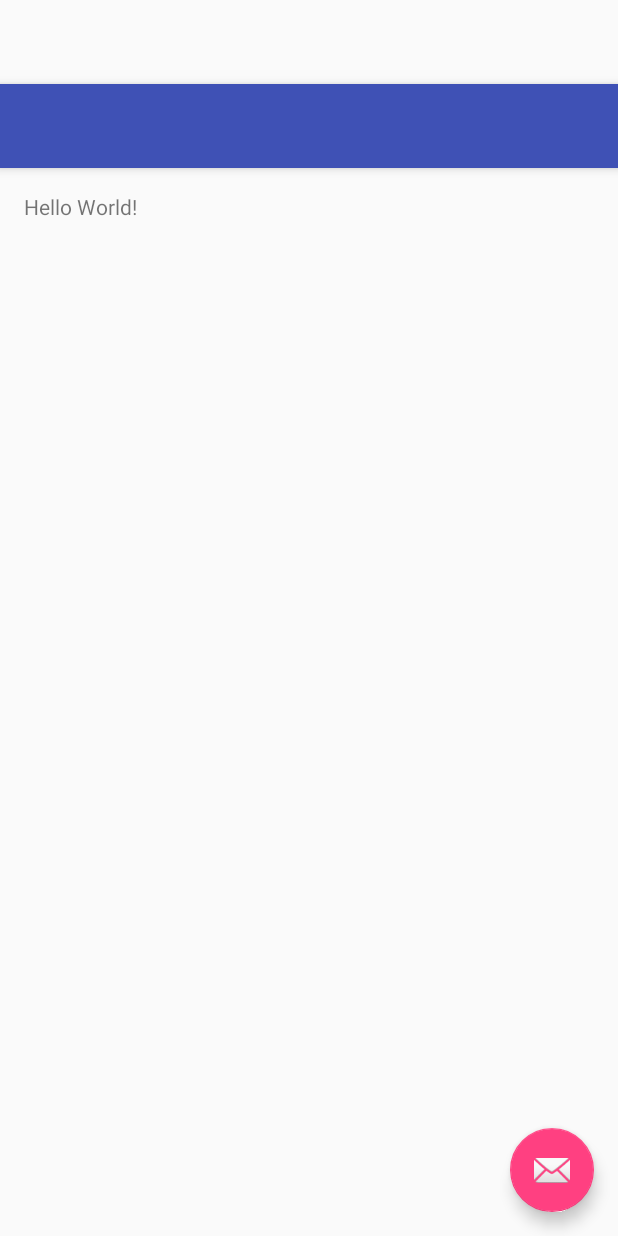
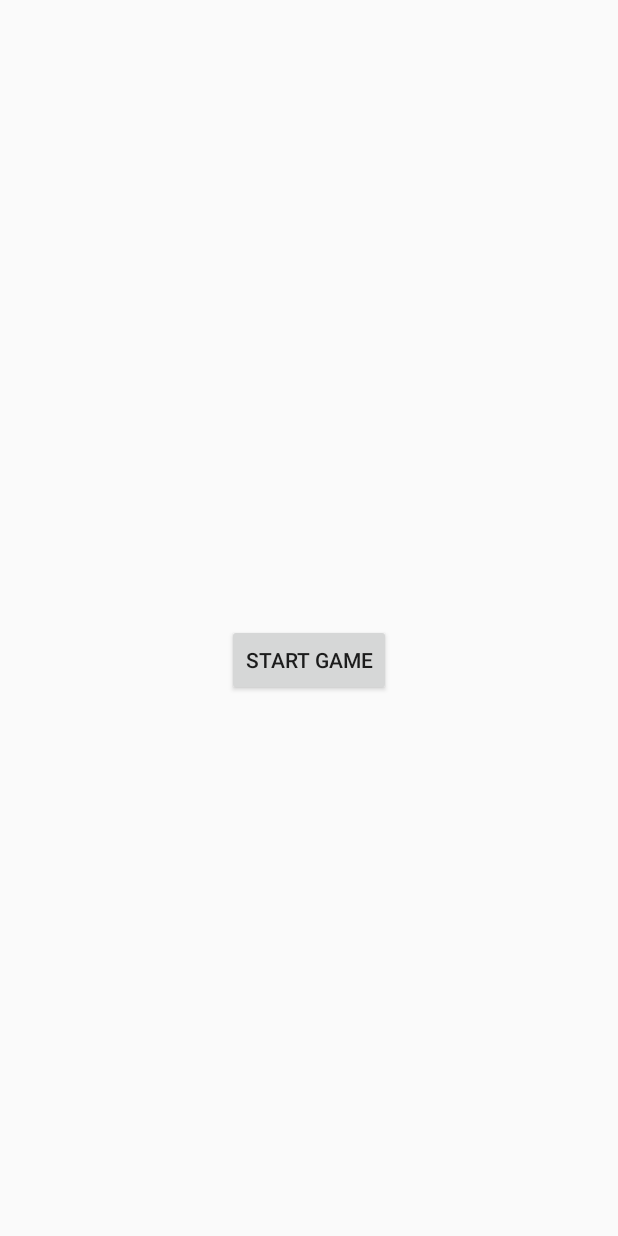
Before and after one commit to ChevTech/AndroidGames, an Android app: the layout activity_main.xml on its own in the app's theme, with its tools: preview values and no code run, on a phone screen of 412 x 824 dp. Run offline under Robolectric (Android 15) with nearby library versions, the phone set to English and light mode, and no system bars.

Commit message:
Improving game graphics, playability and creating a start button.

```diff
--- a/BoxBird2/app/src/main/java/com/boxbird/boxbird/Animation.java
+++ b/BoxBird2/app/src/main/java/com/boxbird/boxbird/Animation.java
@@ -58,4 +58,7 @@ public class Animation {
         return playedOnce;
     }
 
+    public int getFrameWidth(){
+        return frames.length;
+    };
 }
--- a/BoxBird2/app/src/main/java/com/boxbird/boxbird/MainThread.java
+++ b/BoxBird2/app/src/main/java/com/boxbird/boxbird/MainThread.java
@@ -22,7 +22,7 @@ public class MainThread extends Thread
         this.gamePanel = gamePanel;
     }
 
-    @Override
+        @Override
     public void run()
     {
         long startTime;
--- a/BoxBird2/app/src/main/res/layout/activity_main.xml
+++ b/BoxBird2/app/src/main/res/layout/activity_main.xml
@@ -1,6 +1,5 @@
 <?xml version="1.0" encoding="utf-8"?>
 <android.support.design.widget.CoordinatorLayout xmlns:android="http://schemas.android.com/apk/res/android"
-    xmlns:app="http://schemas.android.com/apk/res-auto"
     xmlns:tools="http://schemas.android.com/tools"
     android:layout_width="match_parent"
     android:layout_height="match_parent"
@@ -12,23 +11,8 @@
         android:layout_height="wrap_content"
         android:theme="@style/AppTheme.AppBarOverlay">
 
-        <android.support.v7.widget.Toolbar
-            android:id="@+id/toolbar"
-            android:layout_width="match_parent"
-            android:layout_height="?attr/actionBarSize"
-            android:background="?attr/colorPrimary"
-            app:popupTheme="@style/AppTheme.PopupOverlay" />
-
     </android.support.design.widget.AppBarLayout>
 
     <include layout="@layout/content_main" />
 
-    <android.support.design.widget.FloatingActionButton
-        android:id="@+id/fab"
-        android:layout_width="wrap_content"
-        android:layout_height="wrap_content"
-        android:layout_gravity="bottom|end"
-        android:layout_margin="@dimen/fab_margin"
-        android:src="@android:drawable/ic_dialog_email" />
-
 </android.support.design.widget.CoordinatorLayout>
--- a/BoxBird2/app/src/main/res/layout/content_main.xml
+++ b/BoxBird2/app/src/main/res/layout/content_main.xml
@@ -4,6 +4,7 @@
     xmlns:tools="http://schemas.android.com/tools"
     android:layout_width="match_parent"
     android:layout_height="match_parent"
+    android:screenOrientation="landscape"
     android:paddingBottom="@dimen/activity_vertical_margin"
     android:paddingLeft="@dimen/activity_horizontal_margin"
     android:paddingRight="@dimen/activity_horizontal_margin"
@@ -12,8 +13,13 @@
     tools:context="com.boxbird.boxbird.MainActivity"
     tools:showIn="@layout/activity_main">
 
-    <TextView
+    <Button xmlns:android="http://schemas.android.com/apk/res/android"
+        android:id="@+id/start_button"
         android:layout_width="wrap_content"
         android:layout_height="wrap_content"
-        android:text="Hello World!" />
+        android:text="@string/start_button_text"
+        android:layout_centerVertical="true"
+        android:layout_centerHorizontal="true"
+        android:onClick="startGame" />
+
 </RelativeLayout>
--- a/BoxBird2/app/src/main/res/values/strings.xml
+++ b/BoxBird2/app/src/main/res/values/strings.xml
@@ -1,4 +1,5 @@
 <resources>
     <string name="app_name">BoxBird</string>
     <string name="action_settings">Settings</string>
+    <string name="start_button_text">Start Game</string>
 </resources>
```
Also changed, not shown: BoxBird2/app/src/main/java/com/boxbird/boxbird/GameObject.java (+11 -11 lines), BoxBird2/app/src/main/java/com/boxbird/boxbird/GamePanel.java (+18 -5 lines), BoxBird2/app/src/main/java/com/boxbird/boxbird/Glove.java (+9 -9 lines), BoxBird2/app/src/main/java/com/boxbird/boxbird/MainActivity.java (+4 -8 lines), BoxBird2/app/src/main/java/com/boxbird/boxbird/Player.java (+34 -24 lines), 2 other files.
